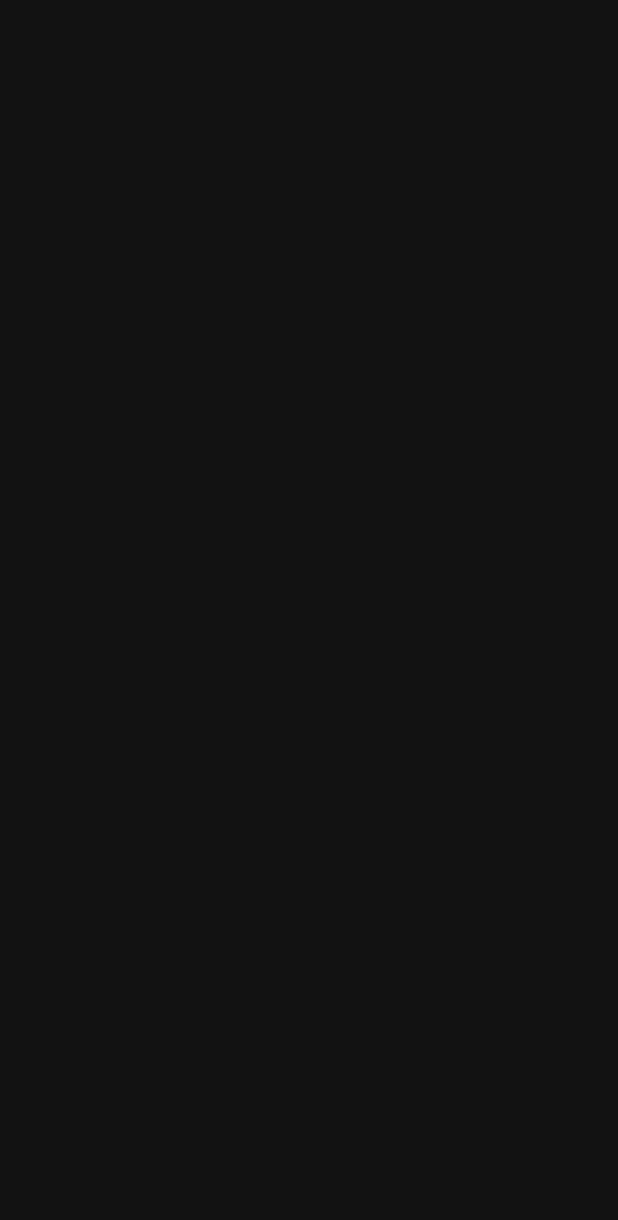
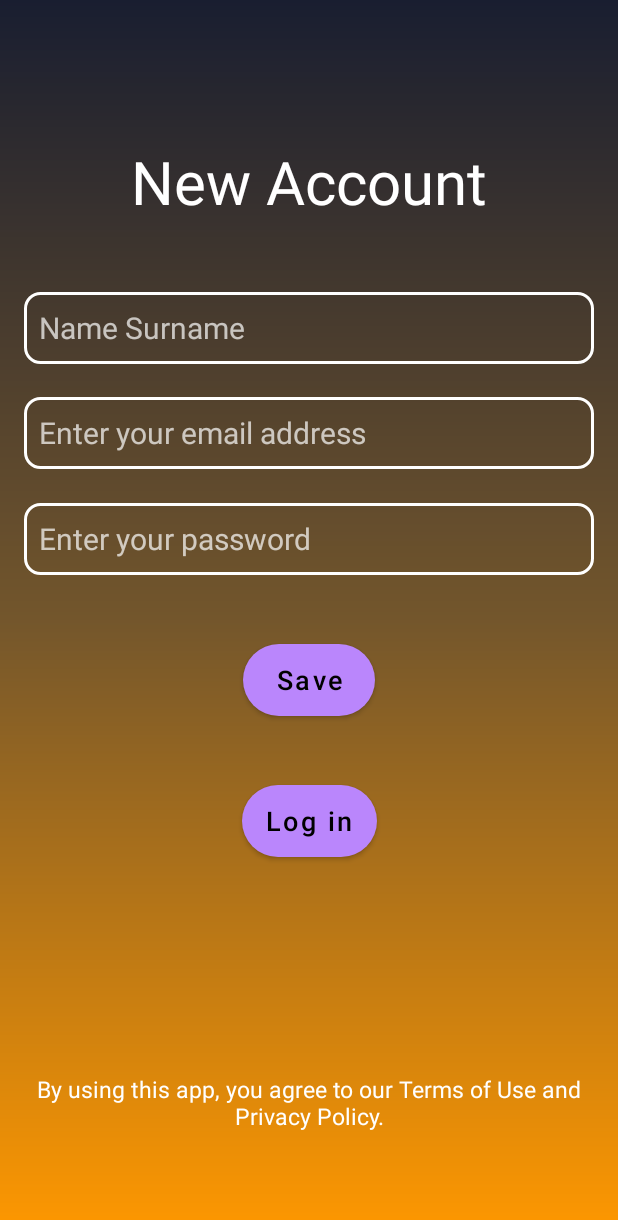
Before and after one commit to Suleyman001/Quick-Shop, an Android app: the RegistrationActivity screen opened directly, with no data from a screen before it, on a phone screen of 412 x 824 dp. Before the commit the part shown is empty. Shown: the top 1220 px of the screen. Run offline under Robolectric (Android 15) with nearby library versions, the phone set to English and light mode, and no system bars.

Commit message:
i added the registration page

```diff
--- a/app/src/main/AndroidManifest.xml
+++ b/app/src/main/AndroidManifest.xml
@@ -13,7 +13,7 @@
         android:theme="@style/Theme.QuickShop">
 
         <!-- Yeni eklenen activity'ler -->
-        <activity android:name=".ui.login.LoginActivity" />
+        <activity android:name=".MainActivity" />
         <activity android:name=".ui.registration.RegistrationActivity" />
         <activity android:name=".ui.myaccount.MyAccountActivity" />
         <activity android:name=".ui.ProductDetailActivity"
@@ -21,7 +21,7 @@
             />
 
         <activity
-            android:name=".MainActivity"
+            android:name=".ui.login.LoginActivity"
             android:exported="true">
             <intent-filter>
                 <action android:name="android.intent.action.MAIN" />
--- a/app/src/main/res/layout/activity_login.xml
+++ b/app/src/main/res/layout/activity_login.xml
@@ -58,8 +58,8 @@
 
     <EditText
         android:id="@+id/login_passwordText"
-        android:layout_width="0dp"
-        android:layout_height="wrap_content"
+        android:layout_width="381dp"
+        android:layout_height="48dp"
         android:layout_marginStart="16dp"
         android:layout_marginTop="8dp"
         android:layout_marginEnd="16dp"
@@ -92,8 +92,8 @@
 
     <EditText
         android:id="@+id/login_emailText"
-        android:layout_width="0dp"
-        android:layout_height="wrap_content"
+        android:layout_width="379dp"
+        android:layout_height="48dp"
         android:layout_marginStart="16dp"
         android:layout_marginTop="32dp"
         android:layout_marginEnd="16dp"
@@ -117,7 +117,9 @@
         android:layout_marginTop="32dp"
         android:layout_marginEnd="16dp"
         android:background="@drawable/buttonarkaplan"
-        android:text="Log In"
+        android:text="Log in"
+        android:textSize="18sp"
+        android:textAllCaps="false"
         app:layout_constraintBottom_toTopOf="@+id/login_newAccountText"
         app:layout_constraintEnd_toEndOf="parent"
         app:layout_constraintStart_toStartOf="parent"
--- a/app/src/main/res/layout/activity_registration.xml
+++ b/app/src/main/res/layout/activity_registration.xml
@@ -1,6 +1,131 @@
 <?xml version="1.0" encoding="utf-8"?>
 <androidx.constraintlayout.widget.ConstraintLayout xmlns:android="http://schemas.android.com/apk/res/android"
+    xmlns:app="http://schemas.android.com/apk/res-auto"
+    xmlns:tools="http://schemas.android.com/tools"
     android:layout_width="match_parent"
-    android:layout_height="match_parent">
+    android:layout_height="match_parent"
+    android:background="@drawable/constraint_background"
+    tools:context=".ui.registration.RegistrationActivity">
+
+    <TextView
+        android:id="@+id/register_textView4"
+        android:layout_width="0dp"
+        android:layout_height="wrap_content"
+        android:layout_marginStart="16dp"
+        android:layout_marginTop="129dp"
+        android:layout_marginEnd="16dp"
+        android:layout_marginBottom="55dp"
+        android:text="By using this app, you agree to our Terms of Use and Privacy Policy."
+        android:textAlignment="center"
+        android:textColor="@color/textColor"
+        android:textSize="15sp"
+        app:layout_constraintBottom_toBottomOf="parent"
+        app:layout_constraintEnd_toEndOf="parent"
+        app:layout_constraintStart_toStartOf="parent"
+        app:layout_constraintTop_toBottomOf="@+id/register_button" />
+
+    <TextView
+        android:id="@+id/register_accountText"
+        android:layout_width="wrap_content"
+        android:layout_height="wrap_content"
+        android:layout_marginStart="16dp"
+        android:layout_marginTop="80dp"
+        android:layout_marginEnd="16dp"
+        android:text="New Account"
+        android:textColor="@color/textColor"
+        android:textSize="40sp"
+        app:layout_constraintBottom_toTopOf="@+id/register_nameText"
+        app:layout_constraintEnd_toEndOf="parent"
+        app:layout_constraintStart_toStartOf="parent"
+        app:layout_constraintTop_toTopOf="parent" />
+
+    <EditText
+        android:id="@+id/register_emailText"
+        android:layout_width="0dp"
+        android:layout_height="48dp"
+        android:layout_marginStart="16dp"
+        android:layout_marginTop="8dp"
+        android:layout_marginEnd="16dp"
+        android:background="@drawable/edit_text_background"
+        android:ems="10"
+        android:hint="Enter your email address"
+        android:inputType="textEmailAddress"
+        android:padding="10dp"
+        android:textColor="@color/textColor"
+        android:textSize="20sp"
+        app:layout_constraintBottom_toTopOf="@+id/register_passwordText"
+        app:layout_constraintEnd_toEndOf="parent"
+        app:layout_constraintStart_toStartOf="parent"
+        app:layout_constraintTop_toBottomOf="@+id/register_nameText" />
+
+    <EditText
+        android:id="@+id/register_nameText"
+        android:layout_width="0dp"
+        android:layout_height="48dp"
+        android:layout_marginStart="16dp"
+        android:layout_marginTop="32dp"
+        android:layout_marginEnd="16dp"
+        android:background="@drawable/edit_text_background"
+        android:ems="10"
+        android:hint="Name Surname"
+        android:inputType="textEmailAddress"
+        android:padding="10dp"
+        android:textColor="@color/textColor"
+        android:textSize="20sp"
+        app:layout_constraintBottom_toTopOf="@+id/register_emailText"
+        app:layout_constraintEnd_toEndOf="parent"
+        app:layout_constraintStart_toStartOf="parent"
+        app:layout_constraintTop_toBottomOf="@+id/register_accountText" />
+
+    <EditText
+        android:id="@+id/register_passwordText"
+        android:layout_width="0dp"
+        android:layout_height="48dp"
+        android:layout_marginStart="16dp"
+        android:layout_marginTop="8dp"
+        android:layout_marginEnd="16dp"
+        android:background="@drawable/edit_text_background"
+        android:ems="10"
+        android:hint="Enter your password"
+        android:inputType="textPassword"
+        android:padding="10dp"
+        android:textColor="@color/textColor"
+        android:textSize="20sp"
+        app:layout_constraintBottom_toTopOf="@+id/register_saveButton"
+        app:layout_constraintEnd_toEndOf="parent"
+        app:layout_constraintStart_toStartOf="parent"
+        app:layout_constraintTop_toBottomOf="@+id/register_emailText" />
+
+    <Button
+        android:id="@+id/register_button"
+        android:layout_width="wrap_content"
+        android:layout_height="wrap_content"
+        android:layout_marginStart="16dp"
+        android:layout_marginTop="32dp"
+        android:layout_marginEnd="16dp"
+        android:background="@drawable/buttonarkaplan"
+        android:text="Log in"
+        android:textAllCaps="false"
+        android:textSize="18sp"
+        app:layout_constraintBottom_toTopOf="@+id/register_textView4"
+        app:layout_constraintEnd_toEndOf="parent"
+        app:layout_constraintStart_toStartOf="parent"
+        app:layout_constraintTop_toBottomOf="@+id/register_saveButton" />
+
+    <Button
+        android:id="@+id/register_saveButton"
+        android:layout_width="wrap_content"
+        android:layout_height="wrap_content"
+        android:layout_marginStart="16dp"
+        android:layout_marginTop="32dp"
+        android:layout_marginEnd="16dp"
+        android:background="@drawable/buttonarkaplan"
+        android:text="Save"
+        android:textAllCaps="false"
+        android:textSize="18sp"
+        app:layout_constraintBottom_toTopOf="@+id/register_button"
+        app:layout_constraintEnd_toEndOf="parent"
+        app:layout_constraintStart_toStartOf="parent"
+        app:layout_constraintTop_toBottomOf="@+id/register_passwordText" />
 
 </androidx.constraintlayout.widget.ConstraintLayout>
```
